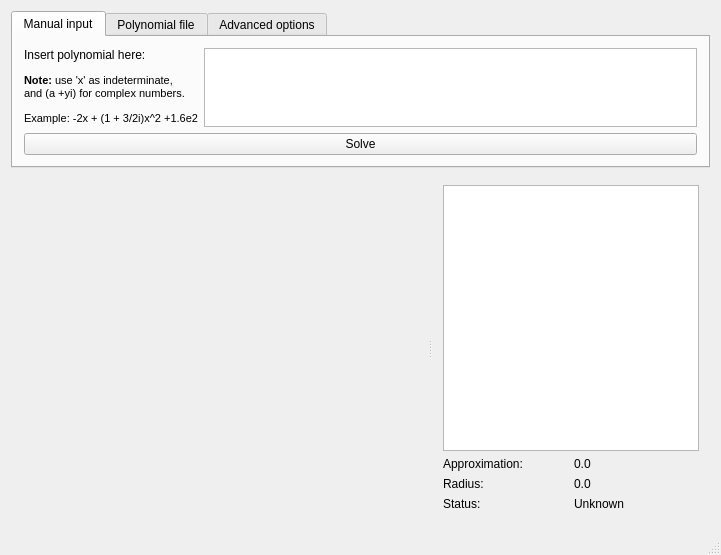
Above: src/xmpsolve/mainwindow.ui from robol/MPSolve before the change. Below: the same form after it.
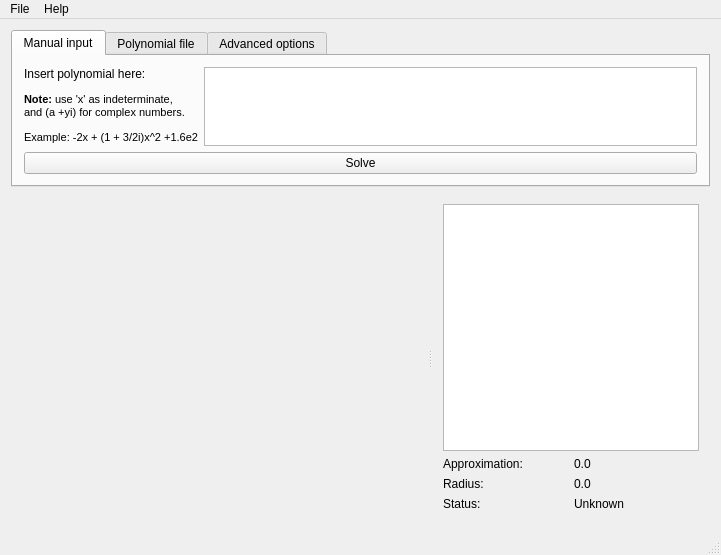
That is the form after the change. Icons and pictures are not drawn. Custom widgets are drawn as their Qt base class.

What changed in the file:
```diff
--- a/src/xmpsolve/mainwindow.ui
+++ b/src/xmpsolve/mainwindow.ui
@@ -323,6 +323,21 @@
      <height>25</height>
     </rect>
    </property>
+   <widget class="QMenu" name="menuFile">
+    <property name="title">
+     <string>File</string>
+    </property>
+    <addaction name="actionOpen_pol_file"/>
+    <addaction name="actionQuit"/>
+   </widget>
+   <widget class="QMenu" name="menuHelp">
+    <property name="title">
+     <string>Help</string>
+    </property>
+    <addaction name="actionAbout_MPSolve"/>
+   </widget>
+   <addaction name="menuFile"/>
+   <addaction name="menuHelp"/>
   </widget>
   <widget class="QStatusBar" name="statusBar"/>
  </widget>
```
Left out of the diff: 23 changed lines with no effect on the pictures.
